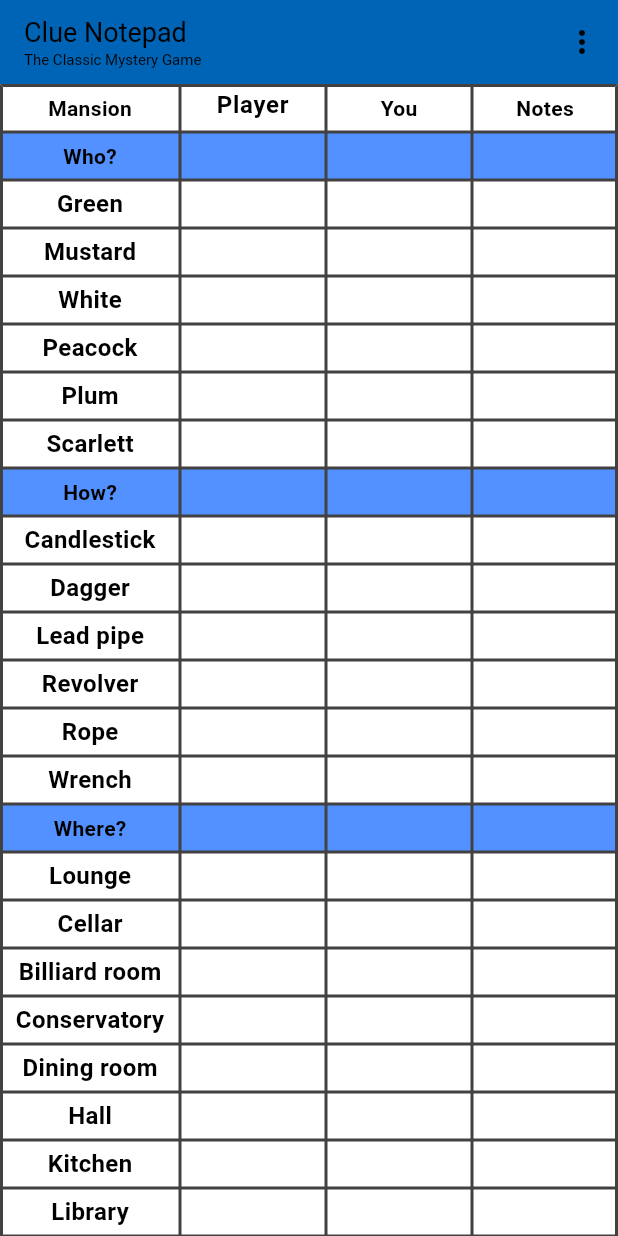
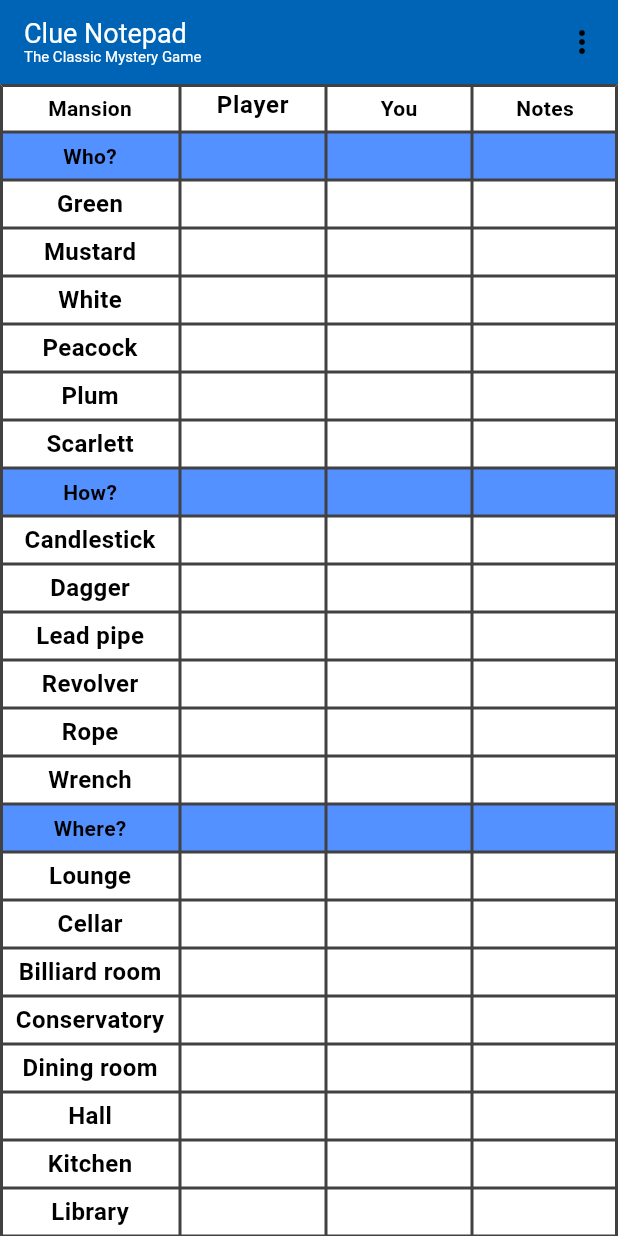
Before and after one commit to Cepeen/ClueNotepad, a Flutter app: the screen it shows after launch, on a phone screen of 412 x 824 dp. Run offline on Flutter 3.47's test engine with Material 3 defaults, Android fonts, the phone set to English and light mode, and no system bars; drawn by our look-alikes of auto_size_text; our stand-ins replace google_fonts, package_info_plus; generated files the repository leaves out were written again.

Commit message:
alert dialog themes

```diff
--- a/lib/ui/global/theme/app_theme.dart
+++ b/lib/ui/global/theme/app_theme.dart
@@ -6,57 +6,105 @@
     appBarTheme: AppBarTheme(
       color: Color(0xFF0064B6),
       systemOverlayStyle: SystemUiOverlayStyle.light,
+      toolbarTextStyle: TextTheme(
+        titleLarge: TextStyle(color: Colors.white),
+      ).bodyMedium,
+      titleTextStyle: TextTheme(
+        titleLarge: TextStyle(color: Colors.white),
+      ).titleLarge,
     ),
     colorScheme: ColorScheme.fromSwatch().copyWith(secondary: Color(0xFF5291FF)),
     scaffoldBackgroundColor: Color(0xFFFCFCFC),
-);
+    dialogTheme: DialogTheme(
+      backgroundColor: Colors.blue[200],
+    ));
 
 final redTheme = ThemeData(
     primaryColor: Color(0xFFFF382A),
     appBarTheme: AppBarTheme(
       color: Color(0xFFFF382A),
       systemOverlayStyle: SystemUiOverlayStyle.light,
+      toolbarTextStyle: TextTheme(
+        titleLarge: TextStyle(color: Colors.white),
+      ).bodyMedium,
+      titleTextStyle: TextTheme(
+        titleLarge: TextStyle(color: Colors.white),
+      ).titleLarge,
     ),
     colorScheme: ColorScheme.fromSwatch().copyWith(secondary: Color.fromARGB(255, 253, 89, 78)),
     scaffoldBackgroundColor: Color(0xFFFCFCFC),
-);
+    dialogTheme: DialogTheme(
+      backgroundColor: Colors.red[200],
+    ));
 
 final greenTheme = ThemeData(
     primaryColor: Color(0xFF2E9B31),
     appBarTheme: AppBarTheme(
       color: Color(0xFF2E9B31),
       systemOverlayStyle: SystemUiOverlayStyle.light,
+      toolbarTextStyle: TextTheme(
+        titleLarge: TextStyle(color: Colors.white),
+      ).bodyMedium,
+      titleTextStyle: TextTheme(
+        titleLarge: TextStyle(color: Colors.white),
+      ).titleLarge,
     ),
     colorScheme: ColorScheme.fromSwatch().copyWith(secondary: Color(0xFF5CCA78)),
     scaffoldBackgroundColor: Color(0xFFFCFCFC),
-);
+    dialogTheme: DialogTheme(
+      backgroundColor: Colors.green[200],
+    ));
 
 final yellowTheme = ThemeData(
     primaryColor: Color(0xFFC4B742),
     appBarTheme: AppBarTheme(
       color: Color(0xFFC4B742),
       systemOverlayStyle: SystemUiOverlayStyle.light,
+      toolbarTextStyle: TextTheme(
+        titleLarge: TextStyle(color: Colors.white),
+      ).bodyMedium,
+      titleTextStyle: TextTheme(
+        titleLarge: TextStyle(color: Colors.white),
+      ).titleLarge,
     ),
     colorScheme: ColorScheme.fromSwatch().copyWith(secondary: Color(0xFFFFFF8B)),
     scaffoldBackgroundColor: Color(0xFFFCFCFC),
-);
+    dialogTheme: DialogTheme(
+      backgroundColor: Colors.yellow[200],
+    ));
 
 final purpleTheme = ThemeData(
     primaryColor: Color(0xFF9C27B0),
     appBarTheme: AppBarTheme(
       color: Color(0xFF9C27B0),
       systemOverlayStyle: SystemUiOverlayStyle.light,
+      toolbarTextStyle: TextTheme(
+        titleLarge: TextStyle(color: Colors.white),
+      ).bodyMedium,
+      titleTextStyle: TextTheme(
+        titleLarge: TextStyle(color: Colors.white),
+      ).titleLarge,
     ),
     colorScheme: ColorScheme.fromSwatch().copyWith(secondary: Color(0xFFE040FB)),
     scaffoldBackgroundColor: Color(0xFFFCFCFC),
-);
+    dialogTheme: DialogTheme(
+      backgroundColor: Colors.purple[200],
+    ));
 
 final whiteTheme = ThemeData(
     primaryColor: Color(0xFFAAAAAA),
     appBarTheme: AppBarTheme(
       color: Color(0xFFAAAAAA),
       systemOverlayStyle: SystemUiOverlayStyle.dark,
+      toolbarTextStyle: TextTheme(
+        titleLarge: TextStyle(color: Colors.white),
+      ).bodyMedium,
+      titleTextStyle: TextTheme(
+        titleLarge: TextStyle(color: Colors.white),
+      ).titleLarge,
     ),
     colorScheme: ColorScheme.fromSwatch().copyWith(secondary: Color(0xFFBEBEBE)),
     scaffoldBackgroundColor: Color(0xFFFCFCFC),
-);
+    dialogTheme: DialogTheme(
+      backgroundColor: Colors.grey[100],
+    ));
--- a/lib/widgets/app_content.dart
+++ b/lib/widgets/app_content.dart
@@ -50,7 +50,7 @@
                         },
                         child: Text(
                           'Yes',
-                          style: TextStyle(color: Colors.white),
+                          style: TextStyle(color: const Color.fromARGB(255, 0, 0, 0)),
                         ),
                       ),
                       SizedBox(width: 18),
@@ -79,12 +79,13 @@
           showDialog(
             context: context,
             builder: (context) => AlertDialog(
-              backgroundColor: context.colorScheme.background,
               title: FittedBox(child: Text((context.l10n!.howMany))),
               content: Row(
                 mainAxisAlignment: MainAxisAlignment.center,
                 crossAxisAlignment: CrossAxisAlignment.center,
-                children: [...List.generate(6, (i) => SetPlayersDialogOption(i))],
+                children: [
+                  ...List.generate(5, (i) => SetPlayersDialogOption(i + 2))
+                ], // Od 2 do 6 graczy
               ),
             ),
           );
--- a/lib/widgets/clickable_table_cell.dart
+++ b/lib/widgets/clickable_table_cell.dart
@@ -27,9 +27,13 @@
           context: context,
           builder: (BuildContext context) {
             return AlertDialog(
-              actions: <Widget>[
+              content: Container(
+                height: 40,
+                child: Column(
+                  mainAxisAlignment: MainAxisAlignment.center,
+                  children: [
                     Row(
-                  mainAxisAlignment: MainAxisAlignment.center,
+                      mainAxisAlignment: MainAxisAlignment.spaceEvenly,
                       children: [
                         IconButton(
                           icon: Icon(Icons.check),
@@ -62,6 +66,8 @@
                       ],
                     ),
                   ],
+                ),
+              ),
             );
           },
         );
--- a/pubspec.yaml
+++ b/pubspec.yaml
@@ -15,7 +15,7 @@
 # In iOS, build-name is used as CFBundleShortVersionString while build-number used as CFBundleVersion.
 # Read more about iOS versioning at
 # https://developer.apple.com/library/archive/documentation/General/Reference/InfoPlistKeyReference/Articles/CoreFoundationKeys.html
-version: 1.0.1+2
+version: 1.0.2+2
 
 environment:
   sdk: '>=3.0.0 <=4.0.0'
```
Lines whose indentation alone changed are shown as unchanged.
